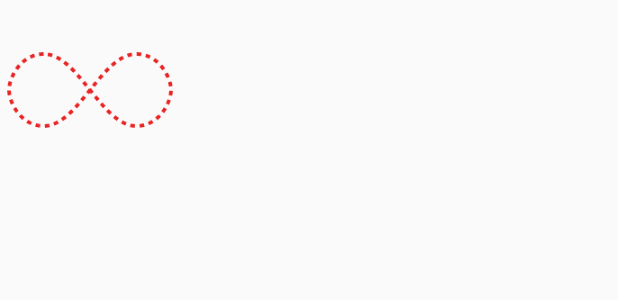
After one commit to mrinal-pandey/Mathest, an Android app: the layout login_dialog.xml on its own in the app's theme, with its tools: preview values and no code run, on a phone screen of 412 x 824 dp. The commit adds this screen. Shown: the top 300 px of the screen. Run offline under Robolectric (Android 15) with nearby library versions, the phone set to English and light mode, and no system bars.

Commit message:
- Added loading screens - Fixed user info display issues

```diff
--- a/app/build.gradle
+++ b/app/build.gradle
@@ -26,6 +26,7 @@ dependencies {
     implementation 'androidx.appcompat:appcompat:1.1.0'
     implementation 'androidx.constraintlayout:constraintlayout:1.1.3'
     implementation 'com.google.firebase:firebase-firestore:21.1.1'
+    implementation 'com.github.bumptech.glide:glide:3.7.0'
     implementation 'com.google.android.gms:play-services-auth:17.0.0'
     implementation 'pub.devrel:easypermissions:0.3.0'
     compile('com.google.api-client:google-api-client-android:1.23.0') {
--- a/app/src/main/res/layout/login.xml
+++ b/app/src/main/res/layout/login.xml
@@ -12,7 +12,7 @@
         android:ems="10"
         android:hint="@string/uid"
         android:textAlignment="center"
-        android:inputType="text"
+        android:inputType="number"
         android:textColorHint="@color/colorPrimary"
         app:layout_constraintBottom_toBottomOf="parent"
         app:layout_constraintEnd_toEndOf="parent"
--- /dev/null
+++ b/app/src/main/res/layout/login_dialog.xml
@@ -0,0 +1,17 @@
+<?xml version="1.0" encoding="utf-8"?>
+<androidx.constraintlayout.widget.ConstraintLayout xmlns:android="http://schemas.android.com/apk/res/android"
+    xmlns:app="http://schemas.android.com/apk/res-auto"
+    android:layout_width="wrap_content"
+    android:layout_height="wrap_content">
+
+    <ImageView
+        android:id="@+id/custom_loading_imageView"
+        android:layout_width="120dp"
+        android:layout_height="120dp"
+        android:src="@drawable/loading"
+        app:layout_constraintBottom_toBottomOf="parent"
+        app:layout_constraintEnd_toEndOf="parent"
+        app:layout_constraintStart_toStartOf="parent"
+        app:layout_constraintTop_toTopOf="parent" />
+
+</androidx.constraintlayout.widget.ConstraintLayout>
```
Also changed, not shown: app/src/main/java/oncreate/apps/Mathest/Login.java (+21 -0 lines), app/src/main/java/oncreate/apps/Mathest/StudentHome.java (+9 -1 lines), app/src/main/java/oncreate/apps/Mathest/UI/DialogHandler.java (added, +58 -0 lines), app/src/main/java/oncreate/apps/Mathest/Wrappers/User.java (+11 -11 lines), app/src/main/res/drawable/loading.gif (added), 1 other file.
